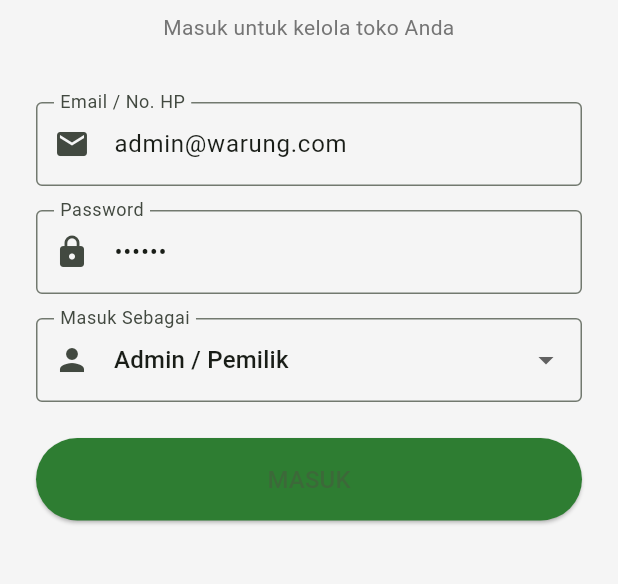
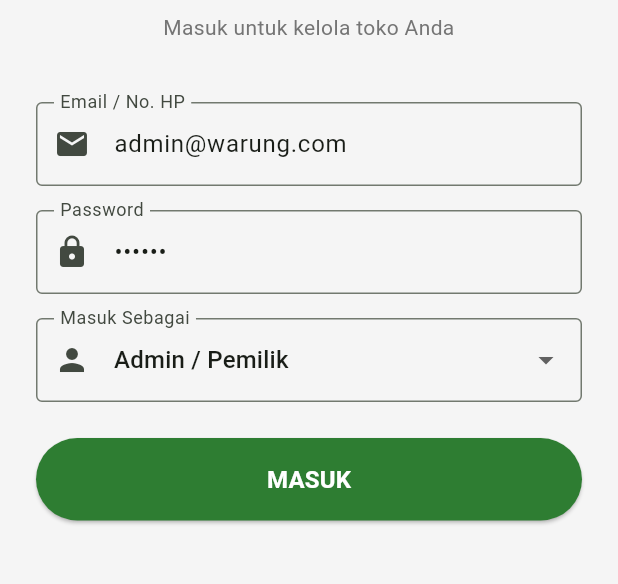
Before and after one commit to MuhamadEiza/Aplikasi-Manajemen-Inventoris-Toko-Kelontong, a Flutter app: the screen it shows after launch, on a phone screen of 412 x 824 dp, the part 300-884 px from its top. Run offline on Flutter 3.47's test engine with Material 3 defaults, Android fonts, the phone set to English and light mode, and no system bars; our stand-ins replace barcode_widget.

Commit message:
Update: ui

```diff
--- a/lib/core/utils/currency_formatter.dart
+++ b/lib/core/utils/currency_formatter.dart
@@ -1,6 +1,7 @@
 import 'package:intl/intl.dart';
 
 class CurrencyFormatter {
+  // Format angka menjadi format mata uang Rupiah (contoh: 3000 -> "Rp 3.000")
   static String formatRupiah(num value) {
     final formatter = NumberFormat.currency(
       locale: 'id_ID',
@@ -10,10 +11,12 @@ class CurrencyFormatter {
     return formatter.format(value);
   }
 
+  // Format objek DateTime menjadi string tanggal (contoh: "18 Jun 2026")
   static String formatTanggal(DateTime date) {
     return DateFormat('dd MMM yyyy', 'id_ID').format(date);
   }
 
+  // Format angka desimal menjadi string persen (contoh: 0.2 -> "20%")
   static String formatPersen(double value) {
     return '${(value * 100).toStringAsFixed(0)}%';
   }
--- a/lib/ui/pages/login_page.dart
+++ b/lib/ui/pages/login_page.dart
@@ -111,7 +111,14 @@ class _LoginPageState extends State<LoginPage> {
                   backgroundColor: AppColors.primary,
                   padding: const EdgeInsets.symmetric(vertical: 16),
                 ),
-                child: const Text('MASUK', style: TextStyle(fontSize: 16)),
+                 child: const Text(
+                  'MASUK',
+                  style: TextStyle(
+                    fontSize: 16,
+                    fontWeight: FontWeight.bold,
+                    color: Colors.white,
+                  ),
+                ),
               ),
             ],
           ),
--- a/lib/ui/pages/transaction/stock_in_list_page.dart
+++ b/lib/ui/pages/transaction/stock_in_list_page.dart
@@ -65,6 +65,7 @@ class StockInListPage extends StatelessWidget {
           );
         },
         backgroundColor: AppColors.primary,
+        foregroundColor: Colors.white,
         icon: const Icon(Icons.add),
         label: const Text('Barang Masuk'),
       ),
--- a/lib/ui/pages/transaction/stock_out_list_page.dart
+++ b/lib/ui/pages/transaction/stock_out_list_page.dart
@@ -66,6 +66,7 @@ class StockOutListPage extends StatelessWidget {
           );
         },
         backgroundColor: AppColors.primary,
+        foregroundColor: Colors.white,
         icon: const Icon(Icons.add),
         label: const Text('Barang Keluar'),
       ),
```
Also changed, not shown: lib/data/dummy/dummy_opname_repository.dart (+13 -0 lines), lib/data/dummy/dummy_product_repository.dart (+15 -1 lines), lib/data/dummy/dummy_stock_repository.dart (+21 -0 lines), lib/data/dummy/dummy_vendor_repository.dart (+12 -1 lines), lib/data/repositories/opname_repository.dart (+9 -0 lines), lib/data/repositories/product_repository.dart (+16 -1 lines), lib/data/repositories/stock_repository.dart (+16 -0 lines), lib/data/repositories/vendor_repository.dart (+8 -0 lines), lib/ui/pages/dashboard_page.dart (+24 -3 lines), lib/ui/pages/transaction/transaction_form_page.dart (+18 -8 lines).
